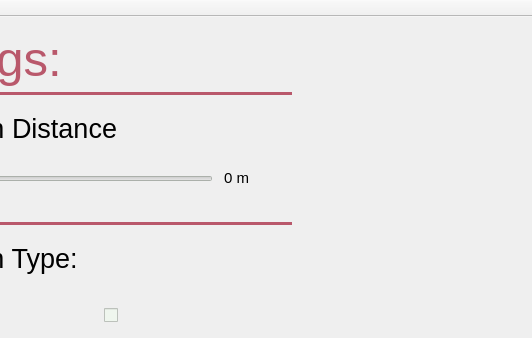
Qt form leddargui/mainwindow.ui (SCCapstone/Sense-Able) before a commit; both pictures show x 360 to 892 and y 0 to 338 of the 892 by 726 pixel window.
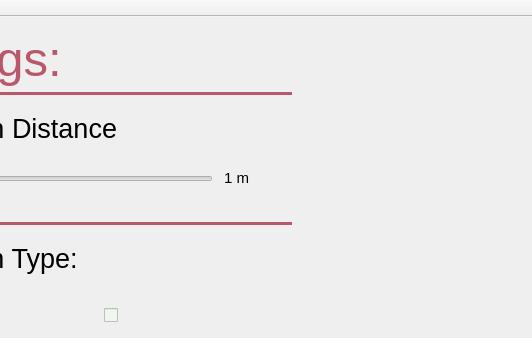
The same form after that commit. The open tabs and pages were chosen to show the change.

Commit message: slider default set to 50 (25m), closes #82

Patch:
```diff
--- a/leddargui/mainwindow.ui
+++ b/leddargui/mainwindow.ui
@@ -2149,7 +2149,7 @@
               </size>
              </property>
              <property name="text">
-              <string> 0 m</string>
+              <string> 1 m</string>
              </property>
             </widget>
            </item>
```
Left out of the diff: 2 changed lines with no effect on the pictures. The commit also changes 1 other file.
